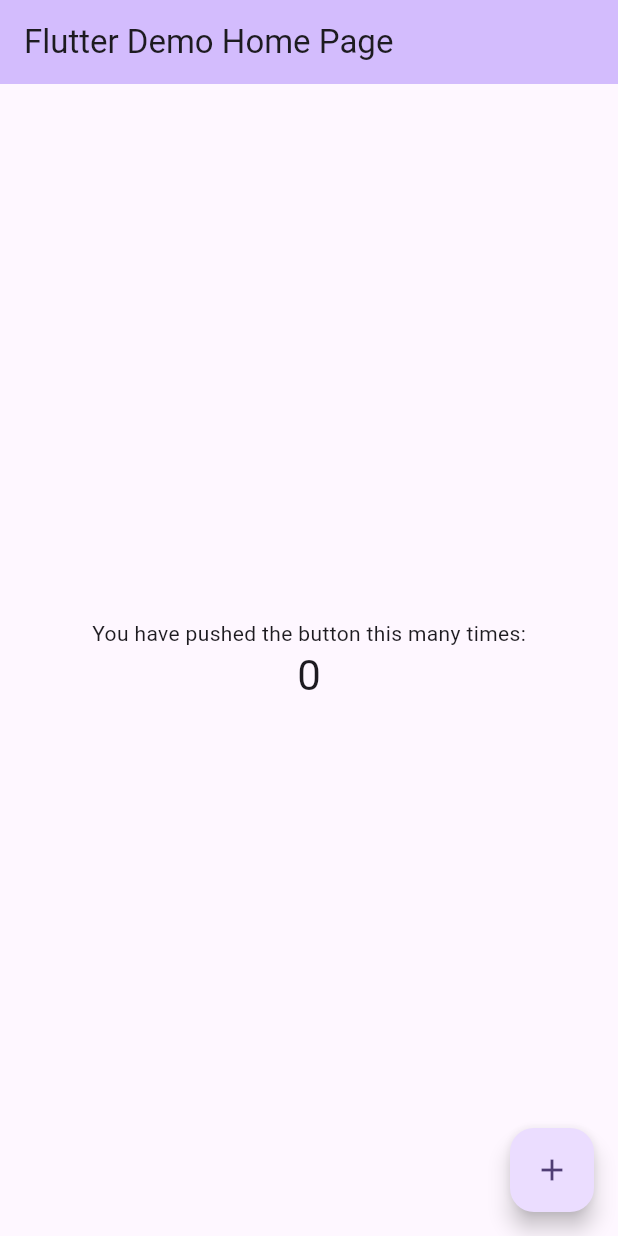
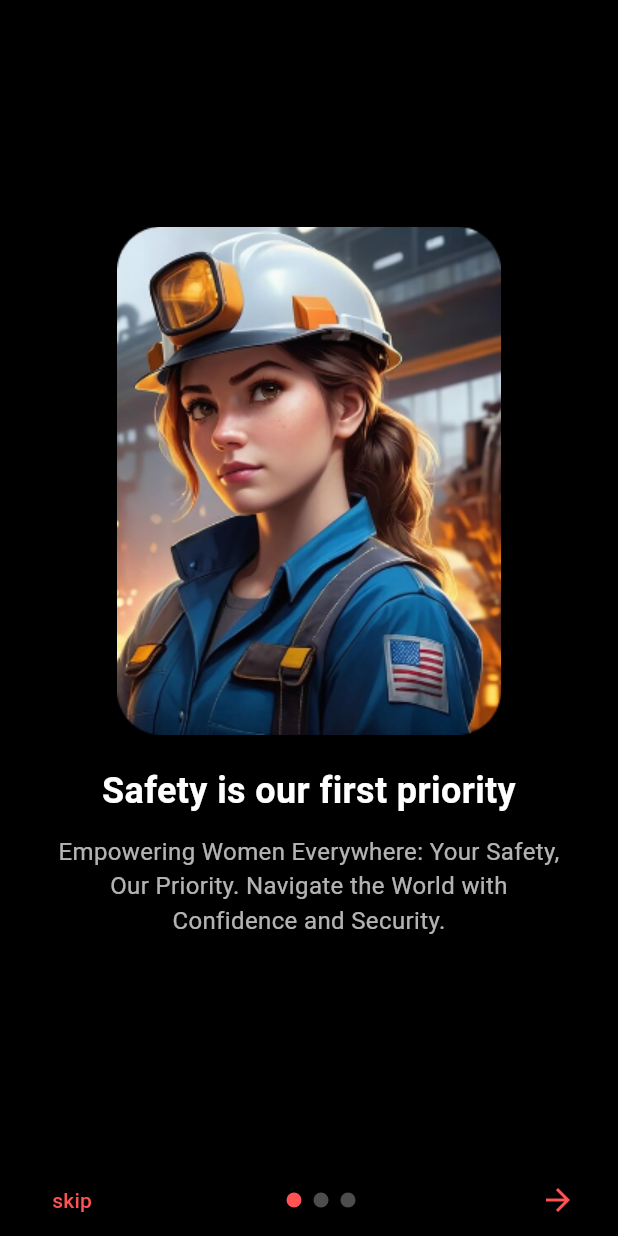
Before and after one commit to SIH-APP/Women_Safety_SIH, a Flutter app: the screen it shows after launch, on a phone screen of 412 x 824 dp. Run offline on Flutter 3.47's test engine with Material 3 defaults, Android fonts, the phone set to English and light mode, and no system bars.

Commit message:
onboarding

```diff
--- a/lib/main.dart
+++ b/lib/main.dart
@@ -1,125 +1,50 @@
 import 'package:flutter/material.dart';
+import 'views/onboarding_screen.dart';
+import 'viewmodels/onboarding_viewmodel.dart';
+import 'views/home_screen.dart';
+import 'viewmodels/navigation_viewmodel.dart';
 
 void main() {
-  runApp(const MyApp());
+  runApp(MyApp());
 }
 
 class MyApp extends StatelessWidget {
-  const MyApp({super.key});
-
-  // This widget is the root of your application.
   @override
   Widget build(BuildContext context) {
     return MaterialApp(
-      title: 'Flutter Demo',
+      title: 'Onboarding App',
       theme: ThemeData(
-        // This is the theme of your application.
-        //
-        // TRY THIS: Try running your application with "flutter run". You'll see
-        // the application has a purple toolbar. Then, without quitting the app,
-        // try changing the seedColor in the colorScheme below to Colors.green
-        // and then invoke "hot reload" (save your changes or press the "hot
-        // reload" button in a Flutter-supported IDE, or press "r" if you used
-        // the command line to start the app).
-        //
-        // Notice that the counter didn't reset back to zero; the application
-        // state is not lost during the reload. To reset the state, use hot
-        // restart instead.
-        //
-        // This works for code too, not just values: Most code changes can be
-        // tested with just a hot reload.
-        colorScheme: ColorScheme.fromSeed(seedColor: Colors.deepPurple),
-        useMaterial3: true,
+        primarySwatch: Colors.blue,
       ),
-      home: const MyHomePage(title: 'Flutter Demo Home Page'),
+      // Using a conditional to check if onboarding is needed
+      home: OnboardingWrapper(),
     );
   }
 }
 
-class MyHomePage extends StatefulWidget {
-  const MyHomePage({super.key, required this.title});
-
-  // This widget is the home page of your application. It is stateful, meaning
-  // that it has a State object (defined below) that contains fields that affect
-  // how it looks.
-
-  // This class is the configuration for the state. It holds the values (in this
-  // case the title) provided by the parent (in this case the App widget) and
-  // used by the build method of the State. Fields in a Widget subclass are
-  // always marked "final".
-
-  final String title;
-
+class OnboardingWrapper extends StatefulWidget {
   @override
-  State<MyHomePage> createState() => _MyHomePageState();
+  _OnboardingWrapperState createState() => _OnboardingWrapperState();
 }
 
-class _MyHomePageState extends State<MyHomePage> {
-  int _counter = 0;
+class _OnboardingWrapperState extends State<OnboardingWrapper> {
+  bool _isOnboardingComplete = false;
 
-  void _incrementCounter() {
+  void _completeOnboarding() {
     setState(() {
-      // This call to setState tells the Flutter framework that something has
-      // changed in this State, which causes it to rerun the build method below
-      // so that the display can reflect the updated values. If we changed
-      // _counter without calling setState(), then the build method would not be
-      // called again, and so nothing would appear to happen.
-      _counter++;
+      _isOnboardingComplete = true;
     });
   }
 
   @override
   Widget build(BuildContext context) {
-    // This method is rerun every time setState is called, for instance as done
-    // by the _incrementCounter method above.
-    //
-    // The Flutter framework has been optimized to make rerunning build methods
-    // fast, so that you can just rebuild anything that needs updating rather
-    // than having to individually change instances of widgets.
-    return Scaffold(
-      appBar: AppBar(
-        // TRY THIS: Try changing the color here to a specific color (to
-        // Colors.amber, perhaps?) and trigger a hot reload to see the AppBar
-        // change color while the other colors stay the same.
-        backgroundColor: Theme.of(context).colorScheme.inversePrimary,
-        // Here we take the value from the MyHomePage object that was created by
-        // the App.build method, and use it to set our appbar title.
-        title: Text(widget.title),
-      ),
-      body: Center(
-        // Center is a layout widget. It takes a single child and positions it
-        // in the middle of the parent.
-        child: Column(
-          // Column is also a layout widget. It takes a list of children and
-          // arranges them vertically. By default, it sizes itself to fit its
-          // children horizontally, and tries to be as tall as its parent.
-          //
-          // Column has various properties to control how it sizes itself and
-          // how it positions its children. Here we use mainAxisAlignment to
-          // center the children vertically; the main axis here is the vertical
-          // axis because Columns are vertical (the cross axis would be
-          // horizontal).
-          //
-          // TRY THIS: Invoke "debug painting" (choose the "Toggle Debug Paint"
-          // action in the IDE, or press "p" in the console), to see the
-          // wireframe for each widget.
-          mainAxisAlignment: MainAxisAlignment.center,
-          children: <Widget>[
-            const Text(
-              'You have pushed the button this many times:',
-            ),
-            Text(
-              '$_counter',
-              style: Theme.of(context).textTheme.headlineMedium,
-            ),
-          ],
-        ),
-      ),
-      floatingActionButton: FloatingActionButton(
-        onPressed: _incrementCounter,
-        tooltip: 'Increment',
-        child: const Icon(Icons.add),
-      ), // This trailing comma makes auto-formatting nicer for build methods.
-    );
+    if (_isOnboardingComplete) {
+      return HomeScreen(viewModel: NavigationViewModel());
+    } else {
+      return OnboardingScreen(
+        viewModel: OnboardingViewModel(),
+        onComplete: _completeOnboarding,
+      );
+    }
   }
 }
--- /dev/null
+++ b/lib/models/navigation_item_model.dart
@@ -0,0 +1,11 @@
+import 'package:flutter/material.dart';
+
+class NavigationItemModel {
+  final IconData icon;
+  final bool isSelected;
+
+  NavigationItemModel({
+    required this.icon,
+    required this.isSelected,
+  });
+}
--- /dev/null
+++ b/lib/models/onboarding_model.dart
@@ -0,0 +1,11 @@
+class OnboardingModel {
+  final String imagePath;
+  final String title;
+  final String description;
+
+  OnboardingModel({
+    required this.imagePath,
+    required this.title,
+    required this.description,
+  });
+}
--- /dev/null
+++ b/lib/viewmodels/navigation_viewmodel.dart
@@ -0,0 +1,21 @@
+import '../models/navigation_item_model.dart';
+import 'package:flutter/material.dart';
+
+class NavigationViewModel {
+  List<NavigationItemModel> _items = [
+    NavigationItemModel(icon: Icons.home, isSelected: true),
+    NavigationItemModel(icon: Icons.note, isSelected: false),
+    NavigationItemModel(icon: Icons.search, isSelected: false),
+    NavigationItemModel(icon: Icons.notifications, isSelected: false),
+    NavigationItemModel(icon: Icons.add, isSelected: false),
+  ];
+
+  List<NavigationItemModel> get items => _items;
+
+  void selectItem(int index) {
+    for (int i = 0; i < _items.length; i++) {
+      _items[i] =
+          NavigationItemModel(icon: _items[i].icon, isSelected: i == index);
+    }
+  }
+}
--- /dev/null
+++ b/lib/viewmodels/onboarding_viewmodel.dart
@@ -0,0 +1,21 @@
+import '../models/onboarding_model.dart';
+
+class OnboardingViewModel {
+  final List<OnboardingModel> onboardingPages = [
+    OnboardingModel(
+      imagePath: 'assets/images/safety.png', // You will need to add these images to your assets
+      title: 'Safety is our first priority',
+      description: 'Empowering Women Everywhere: Your Safety, Our Priority. Navigate the World with Confidence and Security.',
+    ),
+    OnboardingModel(
+      imagePath: 'assets/images/tracking.png',
+      title: 'Live tracking via cameras',
+      description: 'Real-Time Protection: Live Tracking for Your Peace of Mind.',
+    ),
+    OnboardingModel(
+      imagePath: 'assets/images/digital.png',
+      title: 'Your new asset is in the digital world.',
+      description: 'Stay Informed, Stay Safe: Latest News and Updates for Empowered Living.',
+    ),
+  ];
+}
--- /dev/null
+++ b/lib/views/onboarding_screen.dart
@@ -0,0 +1,92 @@
+import 'package:flutter/material.dart';
+import '../viewmodels/onboarding_viewmodel.dart';
+import '../widgets/onboarding_page_widget.dart';
+import 'custom_navigation_bar.dart';
+
+class OnboardingScreen extends StatefulWidget {
+  final OnboardingViewModel viewModel;
+  final VoidCallback onComplete;  // Add this callback
+
+  OnboardingScreen({required this.viewModel, required this.onComplete});
+
+  @override
+  _OnboardingScreenState createState() => _OnboardingScreenState();
+}
+
+class _OnboardingScreenState extends State<OnboardingScreen> {
+  final PageController _pageController = PageController();
+  int _currentPage = 0;
+
+  @override
+  Widget build(BuildContext context) {
+    return Scaffold(
+      backgroundColor: Colors.black,
+      body: SafeArea(
+        child: Column(
+          children: [
+            Expanded(
+              child: PageView.builder(
+                controller: _pageController,
+                onPageChanged: (int page) {
+                  setState(() {
+                    _currentPage = page;
+                  });
+                },
+                itemCount: widget.viewModel.onboardingPages.length,
+                itemBuilder: (context, index) {
+                  return OnboardingPageWidget(
+                    model: widget.viewModel.onboardingPages[index],
+                  );
+                },
+              ),
+            ),
+            Padding(
+              padding: const EdgeInsets.symmetric(horizontal: 16.0),
+              child: Row(
+                mainAxisAlignment: MainAxisAlignment.spaceBetween,
+                children: [
+                  TextButton(
+                    onPressed: widget.onComplete,  // Skip onboarding
+                    child: Text(
+                      'skip',
+                      style: TextStyle(color: Colors.redAccent),
+                    ),
+                  ),
+                  Row(
+                    children: List.generate(
+                      widget.viewModel.onboardingPages.length,
+                          (index) => Container(
+                        margin: EdgeInsets.symmetric(horizontal: 4.0),
+                        width: 10.0,
+                        height: 10.0,
+                        decoration: BoxDecoration(
+                          shape: BoxShape.circle,
+                          color: _currentPage == index
+                              ? Colors.redAccent
+                              : Colors.white30,
+                        ),
+                      ),
+                    ),
+                  ),
+                  IconButton(
+                    icon: Icon(Icons.arrow_forward, color: Colors.redAccent),
+                    onPressed: () {
+                      if (_currentPage < widget.viewModel.onboardingPages.length - 1) {
+                        _pageController.nextPage(
+                          duration: Duration(milliseconds: 300),
+                          curve: Curves.easeIn,
+                        );
+                      } else {
+                        widget.onComplete();  // Complete onboarding and navigate to home screen
+                      }
+                    },
+                  ),
+                ],
+              ),
+            ),
+          ],
+        ),
+      ),
+    );
+  }
+}
--- /dev/null
+++ b/lib/widgets/onboarding_page_widget.dart
@@ -0,0 +1,40 @@
+import 'package:flutter/material.dart';
+import '../models/onboarding_model.dart';
+
+class OnboardingPageWidget extends StatelessWidget {
+  final OnboardingModel model;
+
+  OnboardingPageWidget({required this.model});
+
+  @override
+  Widget build(BuildContext context) {
+    return Column(
+      mainAxisAlignment: MainAxisAlignment.center,
+      children: [
+        Image.asset(model.imagePath),
+        SizedBox(height: 20),
+        Text(
+          model.title,
+          style: TextStyle(
+            color: Colors.white,
+            fontSize: 24,
+            fontWeight: FontWeight.bold,
+          ),
+          textAlign: TextAlign.center,
+        ),
+        SizedBox(height: 12),
+        Padding(
+          padding: const EdgeInsets.symmetric(horizontal: 32.0),
+          child: Text(
+            model.description,
+            style: TextStyle(
+              color: Colors.white70,
+              fontSize: 16,
+            ),
+            textAlign: TextAlign.center,
+          ),
+        ),
+      ],
+    );
+  }
+}
--- a/pubspec.yaml
+++ b/pubspec.yaml
@@ -30,6 +30,7 @@ environment:
 dependencies:
   flutter:
     sdk: flutter
+  provider: ^6.0.0
 
 
   # The following adds the Cupertino Icons font to your application.
@@ -52,6 +53,10 @@ dev_dependencies:
 
 # The following section is specific to Flutter packages.
 flutter:
+  assets:
+    - assets/images/safety.png
+    - assets/images/tracking.png
+    - assets/images/digital.png
 
   # The following line ensures that the Material Icons font is
   # included with your application, so that you can use the icons in
```
Also changed, not shown: lib/views/custom_navigation_bar.dart (added, +39 -0 lines), lib/views/home_screen.dart (added, +25 -0 lines), lib/widgets/nav_item_widget.dart (added, +26 -0 lines), assets/images/digital.png (added), assets/images/safety.png (added), assets/images/tracking.png (added), pubspec.lock, 2 other files.
